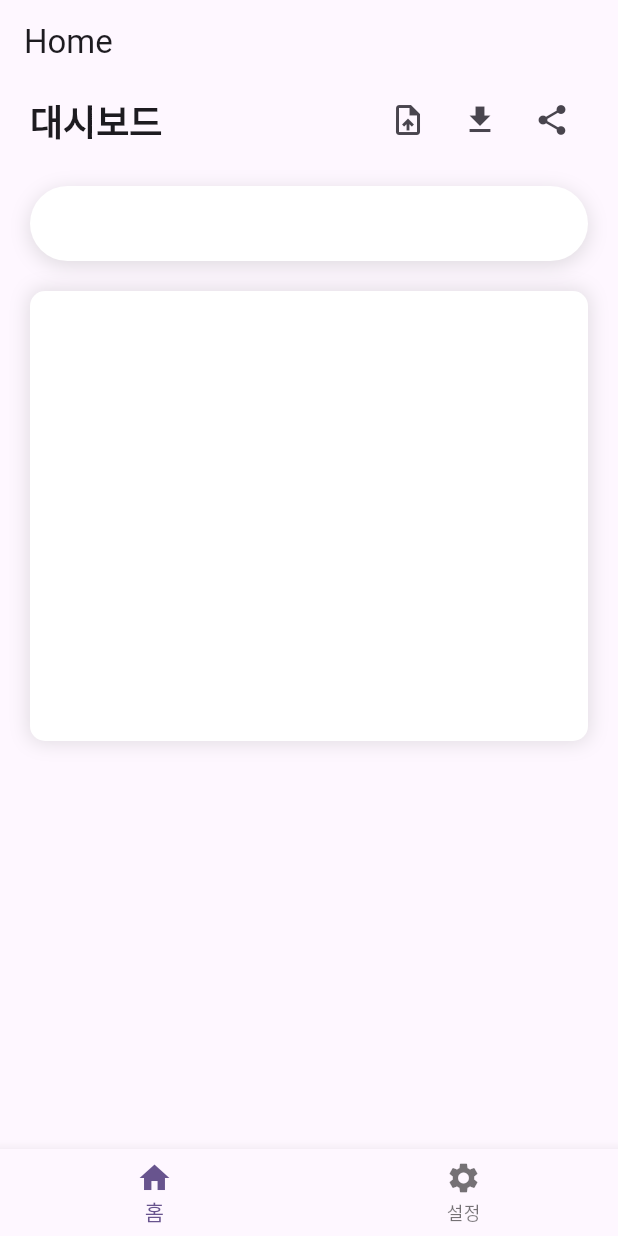
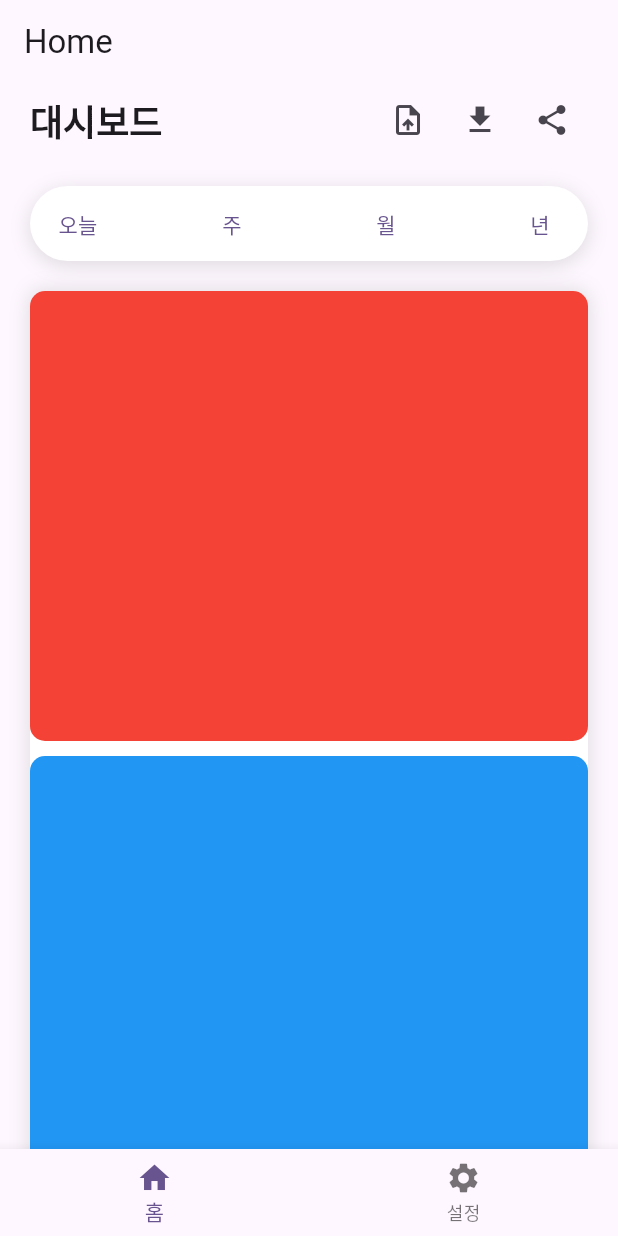
Before and after one commit to J1NWAN/url_check, a Flutter app: the screen it shows after launch, on a phone screen of 412 x 824 dp. Run offline on Flutter 3.47's test engine with Material 3 defaults, Android fonts, the phone set to English and light mode, and no system bars; our stand-ins replace flutter_riverpod, riverpod_annotation; generated files the repository leaves out were written again.

Commit message:
design: 대시보드 디자인 수정

```diff
--- a/lib/features/home/view/home_screen.dart
+++ b/lib/features/home/view/home_screen.dart
@@ -1,4 +1,5 @@
 import 'package:flutter/material.dart';
+import 'package:url_check/core/button/custom_button.dart';
 
 class HomeScreen extends StatelessWidget {
   const HomeScreen({super.key});
@@ -45,6 +46,15 @@ class HomeScreen extends StatelessWidget {
                             ),
                           ],
                         ),
+                        child: Row(
+                          mainAxisAlignment: MainAxisAlignment.spaceBetween,
+                          children: [
+                            TextButton(onPressed: () {}, child: const Text('오늘')),
+                            TextButton(onPressed: () {}, child: const Text('주')),
+                            TextButton(onPressed: () {}, child: const Text('월')),
+                            TextButton(onPressed: () {}, child: const Text('년')),
+                          ],
+                        ),
                       ),
                     ),
                   ],
@@ -65,6 +75,27 @@ class HomeScreen extends StatelessWidget {
                       ),
                     ],
                   ),
+                  child: Column(
+                    children: [
+                      Container(
+                        width: double.infinity,
+                        height: 300,
+                        decoration: BoxDecoration(
+                          borderRadius: BorderRadius.circular(10),
+                          color: Colors.red,
+                        ),
+                      ),
+                      const SizedBox(height: 10),
+                      Container(
+                        width: double.infinity,
+                        height: 300,
+                        decoration: BoxDecoration(
+                          borderRadius: BorderRadius.circular(10),
+                          color: Colors.blue,
+                        ),
+                      ),
+                    ],
+                  ),
                 )
               ],
             ),
```
